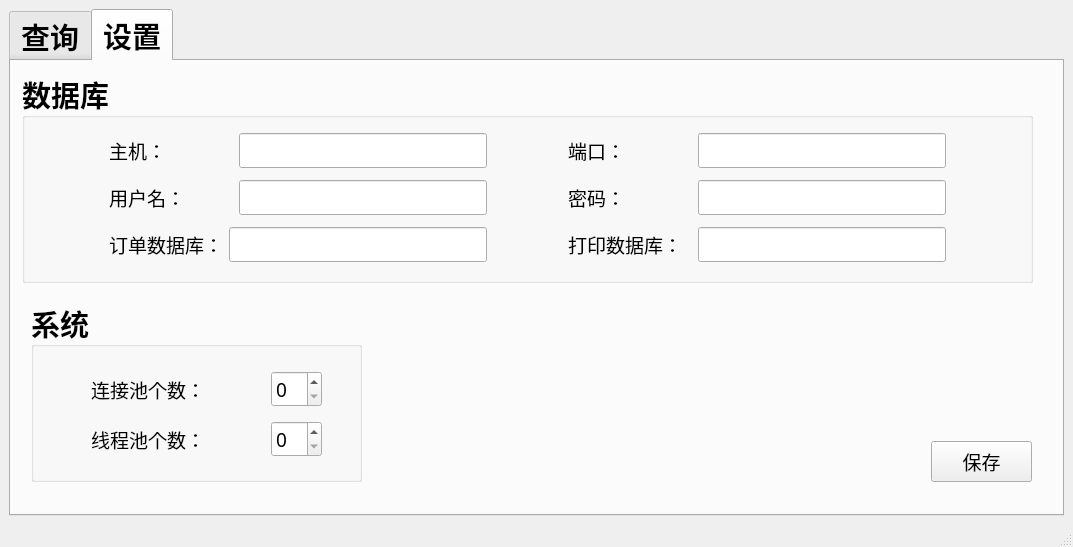
Before: the Qt Designer form res/ui/main_window.ui in zelviner/CardInfo, drawn with Qt 5.
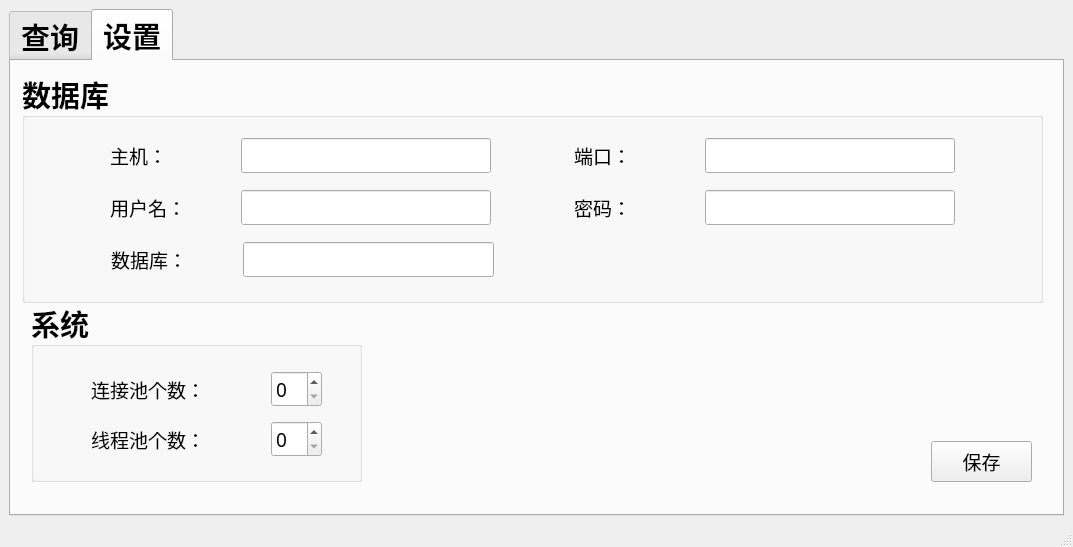
After: the same form once the commit is applied. The open tabs and pages were chosen to show the change.

Diff of the .ui file:
```diff
--- a/res/ui/main_window.ui
+++ b/res/ui/main_window.ui
@@ -347,8 +347,8 @@
          <rect>
           <x>11</x>
           <y>11</y>
-          <width>1011</width>
-          <height>211</height>
+          <width>1021</width>
+          <height>231</height>
          </rect>
         </property>
         <property name="title">
@@ -569,7 +569,7 @@
           </layout>
          </item>
          <item>
-          <layout class="QHBoxLayout" name="horizontalLayout_17" stretch="1,5,1,5,1">
+          <layout class="QHBoxLayout" name="horizontalLayout_11" stretch="1,5,7">
            <item>
             <spacer name="horizontalSpacer_10">
              <property name="orientation">
@@ -584,7 +584,7 @@
             </spacer>
            </item>
            <item>
-            <layout class="QHBoxLayout" name="horizontalLayout_8" stretch="1,3">
+            <layout class="QHBoxLayout" name="horizontalLayout_8" stretch="1,2">
              <item>
               <widget class="QLabel" name="label_6">
                <property name="font">
@@ -596,7 +596,7 @@
                 </font>
                </property>
                <property name="text">
-                <string>订单数据库：</string>
+                <string>数据库：</string>
                </property>
               </widget>
              </item>
@@ -627,50 +627,6 @@
              </property>
             </spacer>
            </item>
-           <item>
-            <layout class="QHBoxLayout" name="horizontalLayout_11" stretch="1,2">
-             <item>
-              <widget class="QLabel" name="label_9">
-               <property name="font">
-                <font>
-                 <family>微软雅黑</family>
-                 <pointsize>14</pointsize>
-                 <weight>50</weight>
-                 <bold>false</bold>
-                </font>
-               </property>
-               <property name="text">
-                <string>打印数据库：</string>
-               </property>
-              </widget>
-             </item>
-             <item>
-              <widget class="QLineEdit" name="print_database_line">
-               <property name="font">
-                <font>
-                 <family>微软雅黑</family>
-                 <pointsize>14</pointsize>
-                 <weight>50</weight>
-                 <bold>false</bold>
-                </font>
-               </property>
-              </widget>
-             </item>
-            </layout>
-           </item>
-           <item>
-            <spacer name="horizontalSpacer_12">
-             <property name="orientation">
-              <enum>Qt::Horizontal</enum>
-             </property>
-             <property name="sizeHint" stdset="0">
-              <size>
-               <width>40</width>
-               <height>20</height>
-              </size>
-             </property>
-            </spacer>
-           </item>
           </layout>
          </item>
         </layout>
```
Left out of the diff: 4 changed lines with no effect on the pictures.
